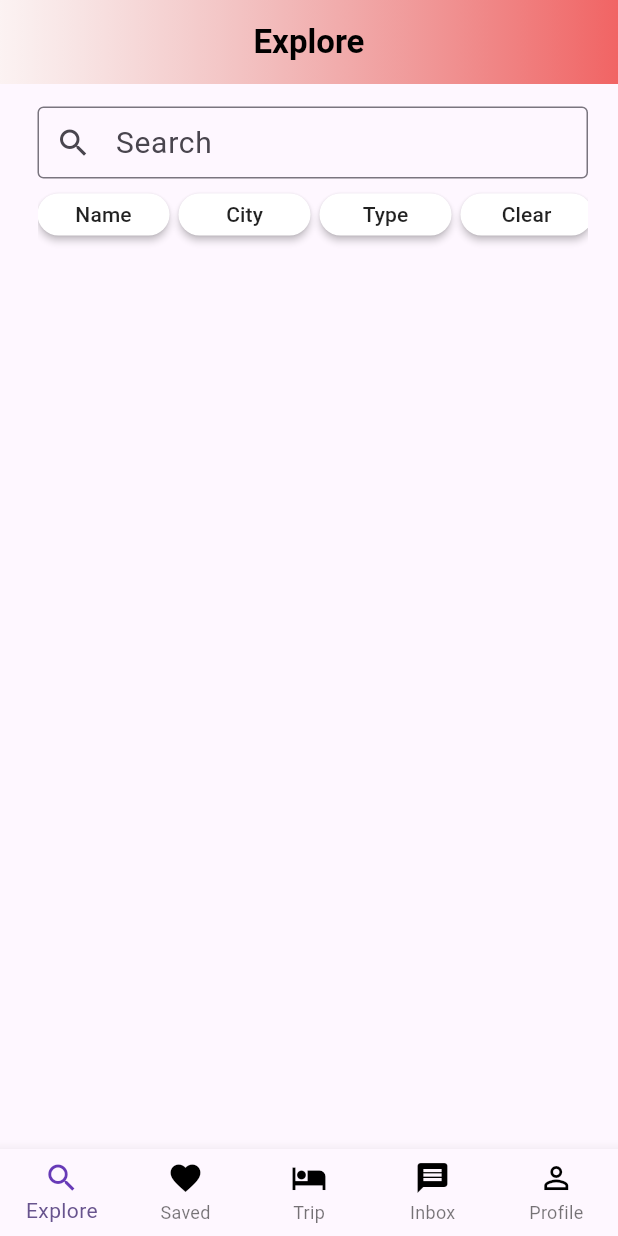
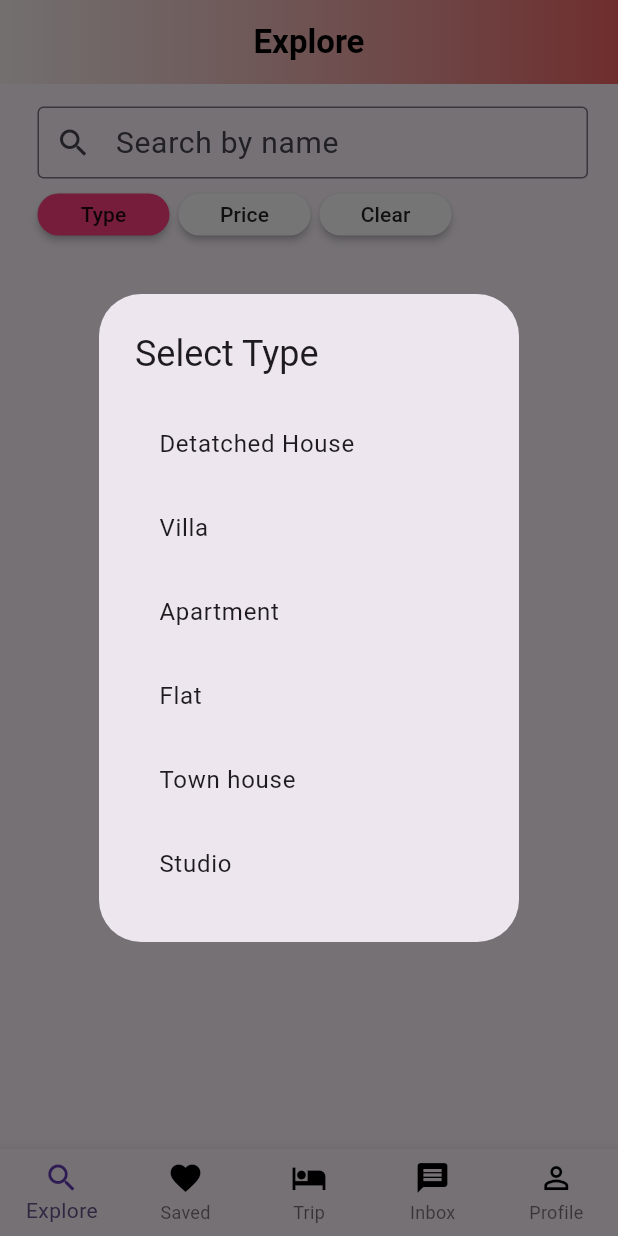
Before and after one commit to PhamVanPhiY/BookingPlace, a Flutter app: the GuestHomeScreen screen opened directly, after a tap on "Type", on a phone screen of 412 x 824 dp. Run offline on Flutter 3.47's test engine with Material 3 defaults, Android fonts, the phone set to English and light mode, and no system bars; our stand-ins replace cloud_firestore, custom_rating_bar, firebase_auth, firebase_core, firebase_storage, get and 2 more; missing offline and left inert: pay; accounts and stored records are empty.

Commit message:
Done : search by name , type, price

```diff
--- a/lib/view/guestSreens/explore_screen.dart
+++ b/lib/view/guestSreens/explore_screen.dart
@@ -16,19 +16,54 @@ class _ExploreScreenState extends State<ExploreScreen> {
   TextEditingController controllerSearch = TextEditingController();
   Stream stream = FirebaseFirestore.instance.collection('postings').snapshots();
   String searchType = "";
+  String? selectedType;
+  String? selectedPriceRange;
 
   bool isNameButtonSelected = false;
-  bool isCityButtonSelected = false;
   bool isTypeButtonSelected = false;
+  bool isPriceButtonSelected = false;
 
-  searchByField() {}
+  final List<String> types = [
+    'Detatched House',
+    'Villa',
+    'Apartment',
+    'Flat',
+    'Town house',
+    'Studio'
+  ];
+
+  final List<String> priceRanges = [
+    '50 - 100\$',
+    '100 - 250\$',
+    '250\$ and above'
+  ];
+
+  searchByField() {
+    setState(() {
+      stream = FirebaseFirestore.instance.collection('postings').snapshots();
+    });
+  }
 
   pressSearchByButton(String searchTypeStr, bool isNameButtonSelectedB,
-      bool isCityButtonSelectedB, bool isTypeButtonSelectedB) {
+      bool isTypeButtonSelectedB, bool isPriceButtonSelectedB) {
+    setState(() {
       searchType = searchTypeStr;
       isNameButtonSelected = isNameButtonSelectedB;
-    isCityButtonSelected = isCityButtonSelectedB;
       isTypeButtonSelected = isTypeButtonSelectedB;
+      isPriceButtonSelected = isPriceButtonSelectedB;
+    });
+  }
+
+  // Reset everything when Clear button is pressed
+  clearSearch() {
+    setState(() {
+      controllerSearch.clear();
+      selectedType = null;
+      selectedPriceRange = null;
+      stream = FirebaseFirestore.instance
+          .collection('postings')
+          .snapshots(); // Reset stream
+    });
   }
 
   @override
@@ -38,11 +73,12 @@ class _ExploreScreenState extends State<ExploreScreen> {
       child: SingleChildScrollView(
         child: Column(
           children: [
+            // Tìm kiếm theo tên
             Padding(
               padding: const EdgeInsets.only(top: 0, bottom: 0),
               child: TextField(
                 decoration: const InputDecoration(
-                    hintText: 'Search',
+                    hintText: 'Search by name',
                     prefixIcon: Icon(Icons.search),
                     border: OutlineInputBorder(
                       borderSide: BorderSide(
@@ -56,10 +92,12 @@ class _ExploreScreenState extends State<ExploreScreen> {
                   color: Colors.black,
                 ),
                 controller: controllerSearch,
-                onEditingComplete: searchByField,
+                onChanged: (text) {
+                  searchByField(); // Cập nhật khi thay đổi từ khóa tìm kiếm
+                },
               ),
             ),
-            // name -  city - type - clear btn
+            // Các nút tìm kiếm theo thể loại và giá
             SizedBox(
               height: 48,
               width: MediaQuery.of(context).size.width / .5,
@@ -68,78 +106,132 @@ class _ExploreScreenState extends State<ExploreScreen> {
                 padding: const EdgeInsets.fromLTRB(0, 10, 0, 10),
                 children: [
                   MaterialButton(
-                    onPressed: () {
-                      pressSearchByButton("name", true, false, false);
+                    onPressed: () async {
+                      pressSearchByButton("type", false, true, false);
+                      // Hiển thị một danh sách các thể loại
+                      await showDialog(
+                        context: context,
+                        builder: (_) => AlertDialog(
+                          title: Text("Select Type"),
+                          content: Column(
+                            mainAxisSize: MainAxisSize.min,
+                            children: types
+                                .map((type) => ListTile(
+                                      title: Text(type),
+                                      onTap: () {
+                                        setState(() {
+                                          selectedType = type;
+                                        });
+                                        Navigator.pop(context);
+                                      },
+                                    ))
+                                .toList(),
+                          ),
+                        ),
+                      );
                     },
                     shape: RoundedRectangleBorder(
                         borderRadius: BorderRadius.circular(20)),
                     color:
-                        isNameButtonSelected ? Colors.pinkAccent : Colors.white,
-                    child: const Text("Name"),
+                        isTypeButtonSelected ? Colors.pinkAccent : Colors.white,
+                    child: const Text("Type"),
                   ),
-                  const SizedBox(
-                    width: 6,
+                  const SizedBox(width: 6),
+                  MaterialButton(
+                    onPressed: () async {
+                      pressSearchByButton("price", false, false, true);
+                      // Hiển thị một danh sách khoảng giá
+                      await showDialog(
+                        context: context,
+                        builder: (_) => AlertDialog(
+                          title: Text("Select Price Range"),
+                          content: Column(
+                            mainAxisSize: MainAxisSize.min,
+                            children: priceRanges
+                                .map((range) => ListTile(
+                                      title: Text(range),
+                                      onTap: () {
+                                        setState(() {
+                                          selectedPriceRange = range;
+                                        });
+                                        Navigator.pop(context);
+                                      },
+                                    ))
+                                .toList(),
                           ),
-                  MaterialButton(
-                    onPressed: () {
-                      pressSearchByButton("city", true, false, false);
+                        ),
+                      );
                     },
                     shape: RoundedRectangleBorder(
                         borderRadius: BorderRadius.circular(20)),
-                    color:
-                        isNameButtonSelected ? Colors.pinkAccent : Colors.white,
-                    child: const Text("City"),
+                    color: isPriceButtonSelected
+                        ? Colors.pinkAccent
+                        : Colors.white,
+                    child: const Text("Price"),
                   ),
-                  const SizedBox(
-                    width: 6,
-                  ),
+                  const SizedBox(width: 6),
                   MaterialButton(
                     onPressed: () {
-                      pressSearchByButton("type", true, false, false);
+                      clearSearch(); // Reset everything
                     },
                     shape: RoundedRectangleBorder(
                         borderRadius: BorderRadius.circular(20)),
-                    color:
-                        isNameButtonSelected ? Colors.pinkAccent : Colors.white,
-                    child: const Text("Type"),
-                  ),
-                  const SizedBox(
-                    width: 6,
-                  ),
-                  MaterialButton(
-                    onPressed: () {
-                      pressSearchByButton("", true, false, false);
-                    },
-                    shape: RoundedRectangleBorder(
-                        borderRadius: BorderRadius.circular(20)),
-                    color:
-                        isNameButtonSelected ? Colors.pinkAccent : Colors.white,
+                    color: Colors.white,
                     child: const Text("Clear"),
                   ),
                 ],
               ),
             ),
-
-            // display listing
+            // Hiển thị danh sách tìm kiếm
             StreamBuilder(
               stream: stream,
               builder: (context, datasnapshots) {
                 if (datasnapshots.hasData) {
+                  var filteredPostings =
+                      datasnapshots.data.docs.where((snapshot) {
+                    // Tìm theo tên
+                    if (controllerSearch.text.isNotEmpty &&
+                        !snapshot['name']
+                            .toLowerCase()
+                            .contains(controllerSearch.text.toLowerCase())) {
+                      return false;
+                    }
+                    // Tìm theo thể loại
+                    if (selectedType != null &&
+                        snapshot['type'] != selectedType) {
+                      return false;
+                    }
+                    // Tìm theo khoảng giá
+                    if (selectedPriceRange != null) {
+                      double price = snapshot['price'];
+                      if (selectedPriceRange == '50 - 100\$' &&
+                          (price < 50 || price > 100)) {
+                        return false;
+                      } else if (selectedPriceRange == '100 - 250\$' &&
+                          (price < 100 || price > 250)) {
+                        return false;
+                      } else if (selectedPriceRange == '250\$ and above' &&
+                          price < 250) {
+                        return false;
+                      }
+                    }
+                    return true;
+                  }).toList();
+
                   return GridView.builder(
                     physics: const ScrollPhysics(),
                     shrinkWrap: true,
-                      itemCount: datasnapshots.data.docs.length,
+                    itemCount: filteredPostings.length,
                     gridDelegate:
                         const SliverGridDelegateWithFixedCrossAxisCount(
                       crossAxisCount: 2,
                       crossAxisSpacing: 12,
                       mainAxisSpacing: 15,
-                              childAspectRatio: 3 / 4),
+                      childAspectRatio: 3 / 4,
+                    ),
                     itemBuilder: (context, index) {
-                        DocumentSnapshot snapshot =
-                            datasnapshots.data.docs[index];
+                      DocumentSnapshot snapshot = filteredPostings[index];
                       PostingModel cPosting = PostingModel(id: snapshot.id);
-
                       cPosting.getPostingInfoFromSnapshot(snapshot);
                       return InkResponse(
                         onTap: () {
@@ -148,15 +240,12 @@ class _ExploreScreenState extends State<ExploreScreen> {
                           ));
                         },
                         enableFeedback: true,
-                          child: PostingGridTileUi(
-                            posting: cPosting,
-                          ),
+                        child: PostingGridTileUi(posting: cPosting),
                       );
-                      });
+                    },
+                  );
                 } else {
-                  return const Center(
-                    child: CircularProgressIndicator(),
-                  );
+                  return const Center(child: CircularProgressIndicator());
                 }
               },
             ),
```
Lines whose indentation alone changed are shown as unchanged.
